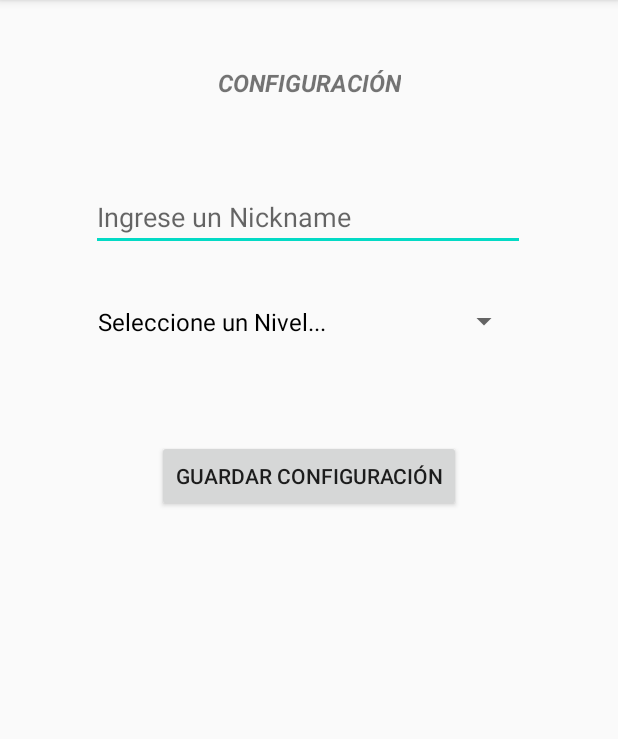
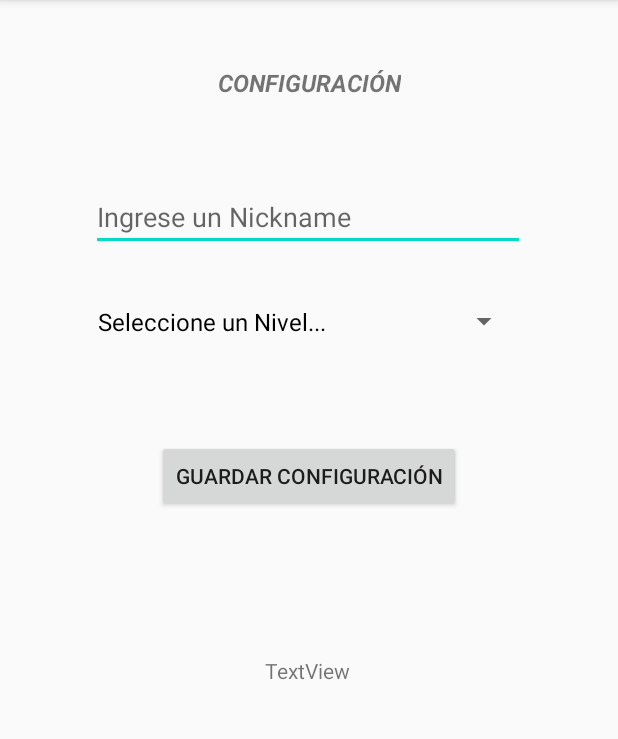
Before and after one commit to Andhony/exma2, an Android app: the Configuraciones screen opened directly, with no data from a screen before it, on a phone screen of 412 x 824 dp, the part 84-823 px from its top. Run offline under Robolectric (Android 15) with nearby library versions, the phone set to English and light mode, and no system bars.

Commit message:
Adding a new TextView on Configuracion

```diff
--- a/app/src/main/res/layout/activity_configuraciones.xml
+++ b/app/src/main/res/layout/activity_configuraciones.xml
@@ -54,4 +54,15 @@
         app:layout_constraintStart_toStartOf="parent"
         app:layout_constraintTop_toBottomOf="@+id/spDificultad" />
 
+    <TextView
+        android:id="@+id/textView3"
+        android:layout_width="wrap_content"
+        android:layout_height="wrap_content"
+        android:layout_marginTop="96dp"
+        android:text="TextView"
+        app:layout_constraintEnd_toEndOf="parent"
+        app:layout_constraintHorizontal_bias="0.498"
+        app:layout_constraintStart_toStartOf="parent"
+        app:layout_constraintTop_toBottomOf="@+id/btnGuardarConfig" />
+
 </androidx.constraintlayout.widget.ConstraintLayout>
```
